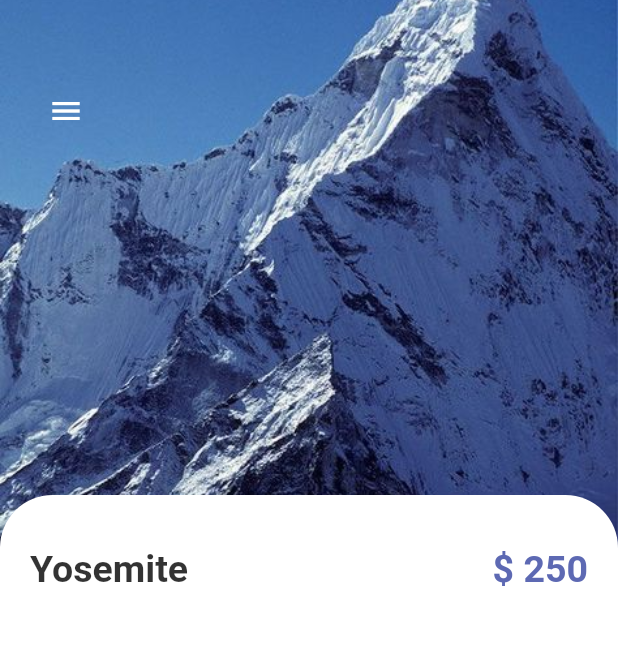
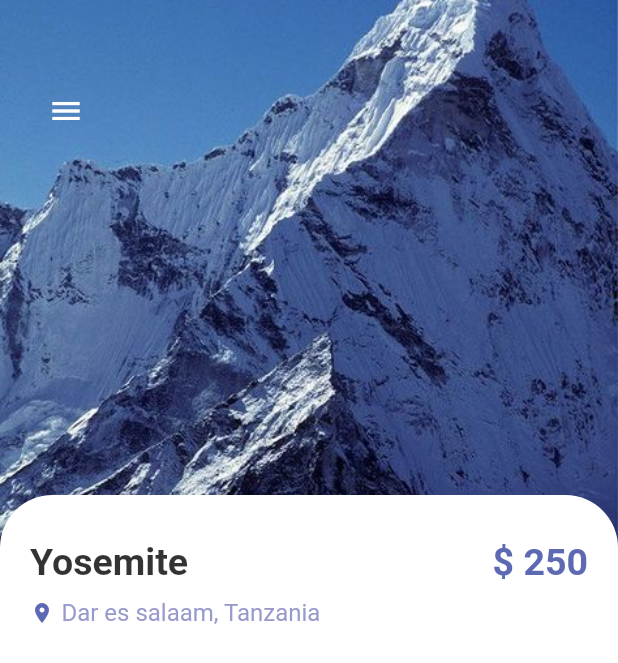
Before and after one commit to PeterShekiondo/Travel, a Flutter app: the screen it shows after launch, on a phone screen of 412 x 824 dp. Shown: the top 663 px of the screen. Run offline on Flutter 3.47's test engine with Material 2 defaults, Android fonts, the phone set to English and light mode, and no system bars.

Commit message:
:construction: refine detail page

```diff
--- a/lib/screens/detailPgae.dart
+++ b/lib/screens/detailPgae.dart
@@ -48,14 +48,14 @@ class _DetailPageState extends State<DetailPage> {
             Positioned(
               top: 330,
               child: Container(
-                padding: const EdgeInsets.only(top: 35, left:20, right: 20),
+                padding: const EdgeInsets.only(top: 30, left:20, right: 20),
                 width: MediaQuery.of(context).size.width,
                 height: MediaQuery.of(context).size.height,
                 decoration: BoxDecoration(
                     color: Colors.white,
                     borderRadius: BorderRadius.only(
                     topLeft: Radius.circular(35),
-                    topRight: Radius.circular(35)
+                    topRight: Radius.circular(35 )
                   )
                 ),
                 child: Column(
@@ -65,6 +65,14 @@ class _DetailPageState extends State<DetailPage> {
                       children: [
                         AppText(text:"Yosemite", size: 25, weight: FontWeight.bold, color: Colors.black.withOpacity(.8)),
                         AppText(text:"\$ 250", size: 25, weight: FontWeight.bold, color: AppColors.mainColor),
+                      ],
+                    ),
+                    SizedBox(height: 10,),
+                    Row(
+                      children: [
+                        Icon(Icons.location_on, size: 16, color: AppColors.mainColor,),
+                        SizedBox(width: 5,),
+                        AppText(text: "Dar es salaam, Tanzania", size: 16, color: AppColors.textColor1,)
                       ],
                     )
                   ],
--- a/lib/screens/homeScreen.dart
+++ b/lib/screens/homeScreen.dart
@@ -6,7 +6,7 @@ import 'package:travel/screens/navPages/reportPage.dart';
 import 'package:travel/screens/navPages/searchPage.dart';
 
 class HomeScreen extends StatefulWidget {
-  List pages = [
+ final List pages = [
     AccountPage(),
     ReportPage(),
     SearchPage(),
```
Also changed, not shown: pubspec.lock, 1 other file.
